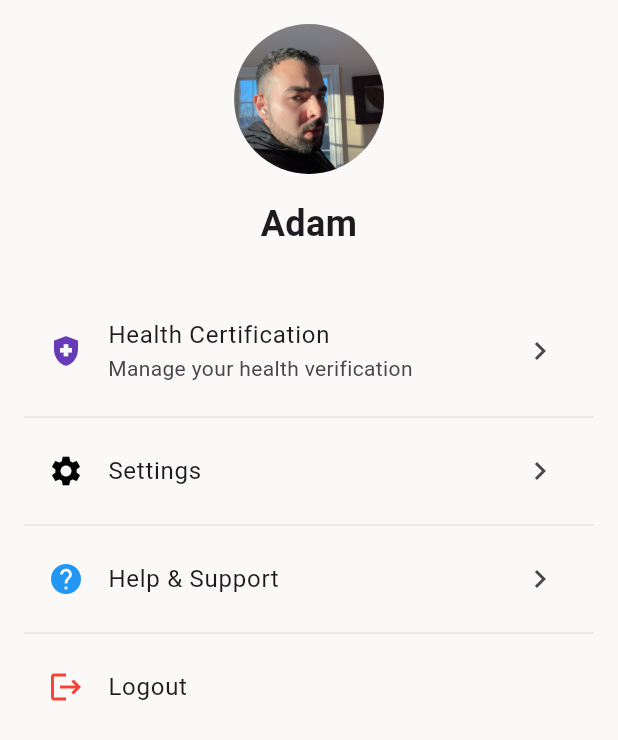
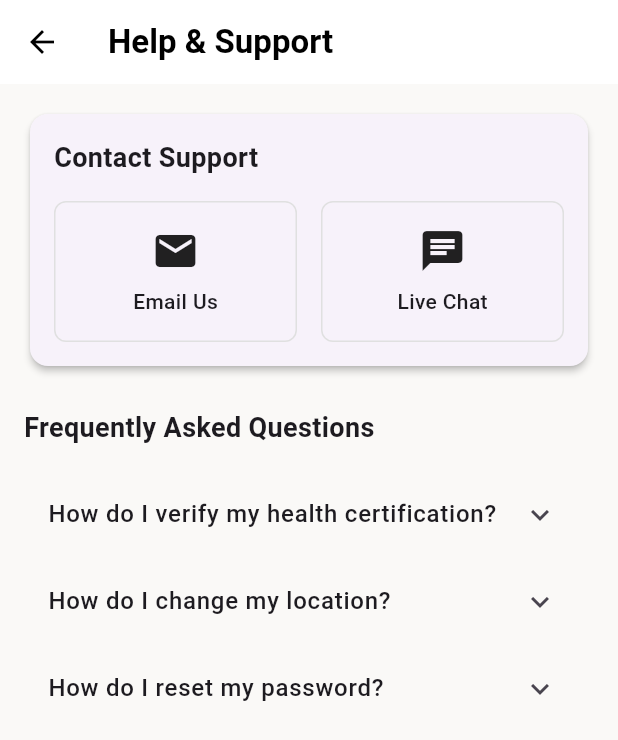
Before and after one commit to adhfarg/lume2, a Flutter app: the ProfileScreen screen opened directly, after a tap on "Help & Support", on a phone screen of 412 x 824 dp. Shown: the top 740 px of the screen. Run offline on Flutter 3.47's test engine with Material 3 defaults, Android fonts, the phone set to English and light mode, and no system bars; our stand-ins replace card_swiper, dio, image_picker.

Commit message:
Settings and Help Updated

```diff
--- /dev/null
+++ b/lib/screens/help_support_screen.dart
@@ -0,0 +1,156 @@
+import 'package:flutter/material.dart';
+
+class HelpSupportScreen extends StatelessWidget {
+  final List<Map<String, dynamic>> faqItems = [
+    {
+      'question': 'How do I verify my health certification?',
+      'answer':
+          'To verify your health certification, go to your profile and tap on "Health Certification". Follow the instructions to upload your documents.',
+    },
+    {
+      'question': 'How do I change my location?',
+      'answer':
+          'You can change your location in Settings > Location. Make sure you have granted location permissions to the app.',
+    },
+    {
+      'question': 'How do I reset my password?',
+      'answer':
+          'Tap on "Forgot Password" on the login screen and follow the instructions sent to your email.',
+    },
+  ];
+
+  @override
+  Widget build(BuildContext context) {
+    return Scaffold(
+      appBar: AppBar(
+        leading: IconButton(
+          icon: Icon(Icons.arrow_back, color: Colors.black),
+          onPressed: () => Navigator.pop(context),
+        ),
+        title: Text(
+          'Help & Support',
+          style: TextStyle(
+            color: Colors.black,
+            fontWeight: FontWeight.bold,
+          ),
+        ),
+        backgroundColor: Colors.white,
+        elevation: 0,
+      ),
+      body: ListView(
+        padding: EdgeInsets.all(16),
+        children: [
+          _buildContactSupport(),
+          SizedBox(height: 24),
+          Text(
+            'Frequently Asked Questions',
+            style: TextStyle(
+              fontSize: 18,
+              fontWeight: FontWeight.bold,
+            ),
+          ),
+          SizedBox(height: 16),
+          ...faqItems.map((item) => _buildFAQItem(item)).toList(),
+        ],
+      ),
+    );
+  }
+
+  Widget _buildContactSupport() {
+    return Card(
+      elevation: 2,
+      shape: RoundedRectangleBorder(
+        borderRadius: BorderRadius.circular(12),
+      ),
+      child: Padding(
+        padding: EdgeInsets.all(16),
+        child: Column(
+          crossAxisAlignment: CrossAxisAlignment.start,
+          children: [
+            Text(
+              'Contact Support',
+              style: TextStyle(
+                fontSize: 18,
+                fontWeight: FontWeight.bold,
+              ),
+            ),
+            SizedBox(height: 16),
+            Row(
+              children: [
+                Expanded(
+                  child: _buildContactOption(
+                    icon: Icons.email,
+                    title: 'Email Us',
+                    onTap: () {},
+                  ),
+                ),
+                SizedBox(width: 16),
+                Expanded(
+                  child: _buildContactOption(
+                    icon: Icons.chat,
+                    title: 'Live Chat',
+                    onTap: () {},
+                  ),
+                ),
+              ],
+            ),
+          ],
+        ),
+      ),
+    );
+  }
+
+  Widget _buildContactOption({
+    required IconData icon,
+    required String title,
+    required VoidCallback onTap,
+  }) {
+    return InkWell(
+      onTap: onTap,
+      borderRadius: BorderRadius.circular(8),
+      child: Container(
+        padding: EdgeInsets.symmetric(vertical: 16),
+        decoration: BoxDecoration(
+          border: Border.all(color: Colors.grey[300]!),
+          borderRadius: BorderRadius.circular(8),
+        ),
+        child: Column(
+          children: [
+            Icon(icon, size: 32),
+            SizedBox(height: 8),
+            Text(
+              title,
+              style: TextStyle(
+                fontWeight: FontWeight.w500,
+              ),
+            ),
+          ],
+        ),
+      ),
+    );
+  }
+
+  Widget _buildFAQItem(Map<String, dynamic> item) {
+    return ExpansionTile(
+      title: Text(
+        item['question'],
+        style: TextStyle(
+          fontWeight: FontWeight.w500,
+          fontSize: 16,
+        ),
+      ),
+      children: [
+        Padding(
+          padding: EdgeInsets.fromLTRB(16, 0, 16, 16),
+          child: Text(
+            item['answer'],
+            style: TextStyle(
+              color: Colors.grey[600],
+              fontSize: 14,
+            ),
+          ),
+        ),
+      ],
+    );
+  }
+}
--- a/lib/screens/profile_screen.dart
+++ b/lib/screens/profile_screen.dart
@@ -2,6 +2,8 @@ import 'package:flutter/material.dart';
 import 'package:provider/provider.dart';
 import '../services/auth_service.dart';
 import 'health_certification_screen.dart';
+import 'settings_screen.dart';
+import 'help_support_screen.dart';
 
 class ProfileScreen extends StatelessWidget {
   final sandColor = Color(0xFFE8E6E1);
@@ -58,7 +60,12 @@ class ProfileScreen extends StatelessWidget {
               title: Text('Settings'),
               trailing: Icon(Icons.chevron_right),
               onTap: () {
-                // TODO: Implement settings screen
+                Navigator.push(
+                  context,
+                  MaterialPageRoute(
+                    builder: (context) => SettingsScreen(),
+                  ),
+                );
               },
             ),
             Divider(color: sandColor),
@@ -67,7 +74,12 @@ class ProfileScreen extends StatelessWidget {
               title: Text('Help & Support'),
               trailing: Icon(Icons.chevron_right),
               onTap: () {
-                // TODO: Implement help & support
+                Navigator.push(
+                  context,
+                  MaterialPageRoute(
+                    builder: (context) => HelpSupportScreen(),
+                  ),
+                );
               },
             ),
             Divider(color: sandColor),
```
Also changed, not shown: lib/screens/settings_screen.dart (added, +130 -0 lines).
